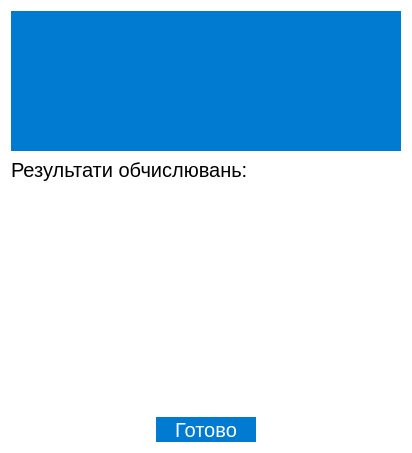
The window that resultAllOptions2col.ui (NonExistentUsername/proctica) describes before a commit, drawn with Qt 5.
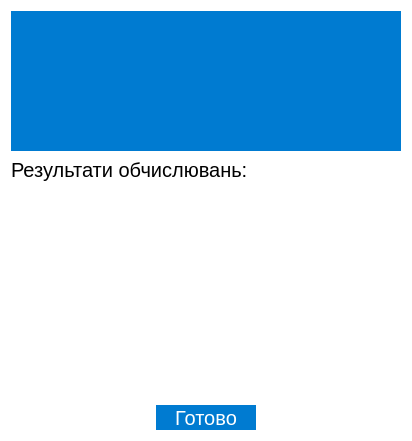
The same window after the commit.

Diff of the .ui file:
```diff
--- a/resultAllOptions2col.ui
+++ b/resultAllOptions2col.ui
@@ -7,7 +7,7 @@
     <x>0</x>
     <y>0</y>
     <width>412</width>
-    <height>453</height>
+    <height>432</height>
    </rect>
   </property>
   <property name="windowTitle">
```
